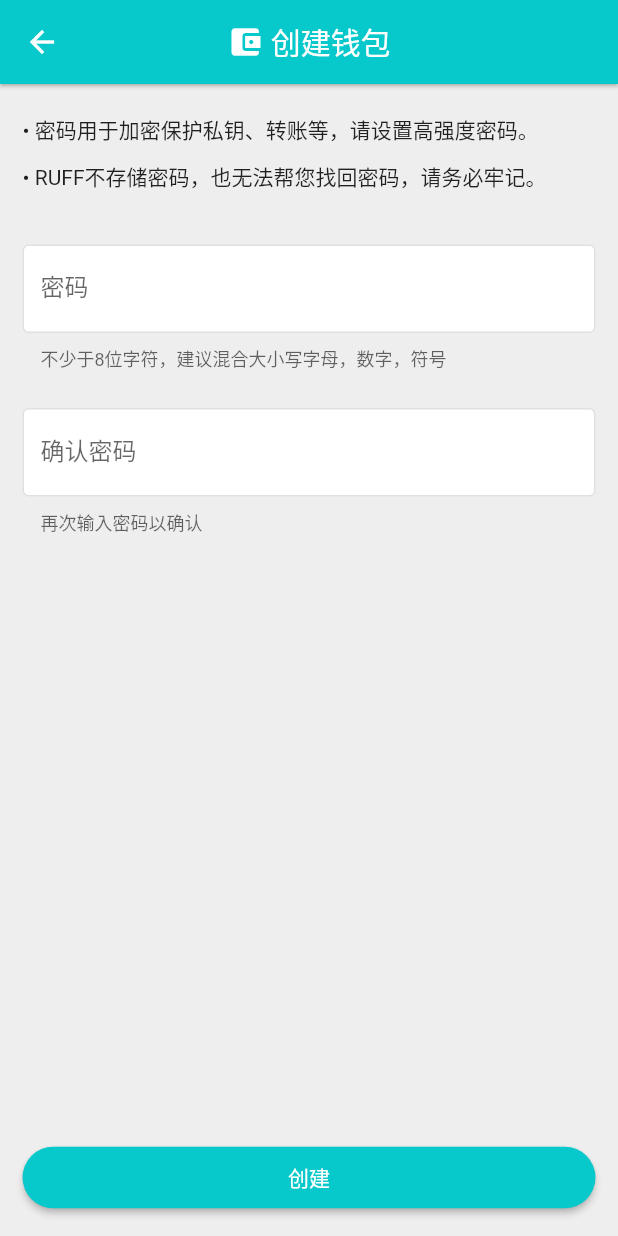
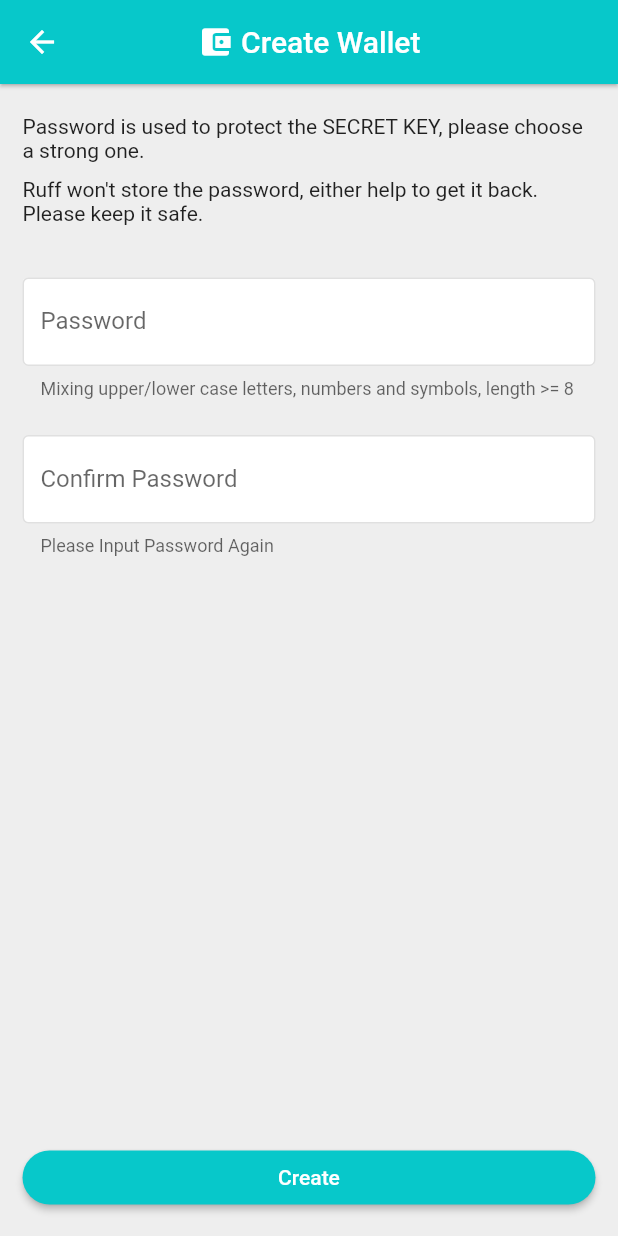
Before and after one commit to ruffchain/wallt-app, a Flutter app: the CreateWalletPage screen opened by its route, on a phone screen of 412 x 824 dp. Run offline on Flutter 3.47's test engine with Material 2 defaults, Android fonts, the phone set to English and light mode, and no system bars; our stand-ins replace date_format, hex, package_info, pub_semver, qr_flutter, shared_preferences; missing offline and left inert: barcode_scan, bip32, bip39, flutter_inappbrowser, flutter_webview_plugin; accounts and stored records are empty; statements that could not run were skipped.

Commit message:
udpate create_wallet l10n text update intl_en.arb

```diff
--- a/lib/common/app_localizations.dart
+++ b/lib/common/app_localizations.dart
@@ -51,6 +51,62 @@ class AppLocalizations {
   String get initWalletSecBtn {
     return Intl.message("Import Wallet", name: 'initWalletSecBtn');
   }
+
+  // createWallet
+  String get createWalletLabelText {
+    return Intl.message("Password", name: 'createWalletLabelText');
+  }
+
+  String get createWalletHelperText {
+    return Intl.message(
+        "Mixing upper/lower case letters, numbers and symbols, length >= 8",
+        name: 'createWalletHelperText');
+  }
+
+  String get createWalletInValidatorEmpty {
+    return Intl.message("Empty password", name: 'createWalletInValidatorEmpty');
+  }
+
+  String get createWalletInValidatorLength {
+    return Intl.message(
+        "Mixing upper/lower case letters, numbers and symbols, length >= 8",
+        name: 'createWalletInValidatorLength');
+  }
+
+  String get createWalletConfirmLabelText {
+    return Intl.message("Confirm Password",
+        name: 'createWalletConfirmLabelText');
+  }
+
+  String get createWalletConfirmHelperText {
+    return Intl.message("Please Input Password Again",
+        name: 'createWalletConfirmHelperText');
+  }
+
+  String get createWalletConfirmValidator {
+    return Intl.message("Password not match",
+        name: 'createWalletConfirmValidator');
+  }
+
+  String get createWalletSubmit {
+    return Intl.message("Create", name: 'createWalletSubmit');
+  }
+
+  String get createWalletTitle {
+    return Intl.message("Create Wallet", name: 'createWalletTitle');
+  }
+
+  String get createWalletInfoLine1 {
+    return Intl.message(
+        "Password is used to protect the SECRET KEY, please choose a strong one. ",
+        name: 'createWalletInfoLine1');
+  }
+
+  String get createWalletInfoLine2 {
+    return Intl.message(
+        "Ruff won't store the password, either help to get it back. Please keep it safe.",
+        name: 'createWalletInfoLine2');
+  }
 }
 
 class AppLocalizationsDelegate extends LocalizationsDelegate<AppLocalizations> {
--- a/lib/common/l10n/intl_en.arb
+++ b/lib/common/l10n/intl_en.arb
@@ -39,5 +39,60 @@
   "@initWalletSecBtn": {
     "type": "text",
     "placeholders": {}
+  },
+  "createWalletLabelText": "Password",
+  "@createWalletLabelText": {
+    "type": "text",
+    "placeholders": {}
+  },
+  "createWalletHelperText": "Mixing upper/lower case letters, numbers and symbols, length >= 8",
+  "@createWalletHelperText": {
+    "type": "text",
+    "placeholders": {}
+  },
+  "createWalletInValidatorEmpty": "Empty password",
+  "@createWalletInValidatorEmpty": {
+    "type": "text",
+    "placeholders": {}
+  },
+  "createWalletInValidatorLength": "Mixing upper/lower case letters, numbers and symbols, length >= 8",
+  "@createWalletInValidatorLength": {
+    "type": "text",
+    "placeholders": {}
+  },
+  "createWalletConfirmLabelText": "Confirm Password",
+  "@createWalletConfirmLabelText": {
+    "type": "text",
+    "placeholders": {}
+  },
+  "createWalletConfirmHelperText": "Please Input Password Again",
+  "@createWalletConfirmHelperText": {
+    "type": "text",
+    "placeholders": {}
+  },
+  "createWalletConfirmValidator": "Password not match",
+  "@createWalletConfirmValidator": {
+    "type": "text",
+    "placeholders": {}
+  },
+  "createWalletSubmit": "Create",
+  "@createWalletSubmit": {
+    "type": "text",
+    "placeholders": {}
+  },
+  "createWalletTitle": "Create Wallet",
+  "@createWalletTitle": {
+    "type": "text",
+    "placeholders": {}
+  },
+  "createWalletInfoLine1": "Password is used to protect the SECRET KEY, please choose a strong one. ",
+  "@createWalletInfoLine1": {
+    "type": "text",
+    "placeholders": {}
+  },
+  "createWalletInfoLine2": "Ruff won't store the password, either help to get it back. Please keep it safe.",
+  "@createWalletInfoLine2": {
+    "type": "text",
+    "placeholders": {}
   }
 }
--- a/lib/common/l10n/messages_en.dart
+++ b/lib/common/l10n/messages_en.dart
@@ -20,13 +20,38 @@ class MessageLookup extends MessageLookupByLibrary {
   String get localeName => 'en';
 
   final messages = _notInlinedMessages(_notInlinedMessages);
-  static _notInlinedMessages(_) => <String, Function> {
-    "hello" : MessageLookupByLibrary.simpleMessage("Hello"),
-    "initWalletPrimBtn" : MessageLookupByLibrary.simpleMessage("Create Wallet"),
-    "initWalletSecBtn" : MessageLookupByLibrary.simpleMessage("Import Wallet"),
-    "termsAgree" : MessageLookupByLibrary.simpleMessage("Agree"),
-    "termsAgreeConfirm" : MessageLookupByLibrary.simpleMessage("I have carefully read and agree to the above agreement "),
-    "termsPrimary" : MessageLookupByLibrary.simpleMessage("Loading failed, please try again."),
-    "title" : MessageLookupByLibrary.simpleMessage("Ruff Wallet")
-  };
+  static _notInlinedMessages(_) => <String, Function>{
+        "createWalletConfirmHelperText":
+            MessageLookupByLibrary.simpleMessage("Please Input Password Again"),
+        "createWalletConfirmLabelText":
+            MessageLookupByLibrary.simpleMessage("Confirm Password"),
+        "createWalletConfirmValidator":
+            MessageLookupByLibrary.simpleMessage("Password not match"),
+        "createWalletHelperText": MessageLookupByLibrary.simpleMessage(
+            "Mixing upper/lower case letters, numbers and symbols, length >= 8"),
+        "createWalletInValidatorEmpty":
+            MessageLookupByLibrary.simpleMessage("Empty password"),
+        "createWalletInValidatorLength": MessageLookupByLibrary.simpleMessage(
+            "Mixing upper/lower case letters, numbers and symbols, length >= 8"),
+        "createWalletInfoLine1": MessageLookupByLibrary.simpleMessage(
+            "Password is used to protect the SECRET KEY, please choose a strong one. "),
+        "createWalletInfoLine2": MessageLookupByLibrary.simpleMessage(
+            "Ruff won\'t store the password, either help to get it back. Please keep it safe."),
+        "createWalletLabelText":
+            MessageLookupByLibrary.simpleMessage("Password"),
+        "createWalletSubmit": MessageLookupByLibrary.simpleMessage("Create"),
+        "createWalletTitle":
+            MessageLookupByLibrary.simpleMessage("Create Wallet"),
+        "hello": MessageLookupByLibrary.simpleMessage("Hello"),
+        "initWalletPrimBtn":
+            MessageLookupByLibrary.simpleMessage("Create Wallet"),
+        "initWalletSecBtn":
+            MessageLookupByLibrary.simpleMessage("Import Wallet"),
+        "termsAgree": MessageLookupByLibrary.simpleMessage("Agree"),
+        "termsAgreeConfirm": MessageLookupByLibrary.simpleMessage(
+            "I have carefully read and agree to the above agreement "),
+        "termsPrimary": MessageLookupByLibrary.simpleMessage(
+            "Loading failed, please try again."),
+        "title": MessageLookupByLibrary.simpleMessage("Ruff Wallet")
+      };
 }
--- a/lib/pages/create_wallet.dart
+++ b/lib/pages/create_wallet.dart
@@ -2,6 +2,7 @@ import 'package:flutter/material.dart';
 import 'package:ruff_wallet/components/button.dart';
 import 'package:ruff_wallet/components/text_form_field.dart';
 import 'package:ruff_wallet/pages/backup_mnemonic.dart';
+import '../common/app_localizations.dart';
 
 class CreateWalletPage extends StatefulWidget {
   static const String routeName = 'CreateWalletPage';
@@ -46,24 +47,32 @@ class _CreateWalletPageState extends State<CreateWalletPage> {
         children: [
           CustomTextField(
             controller: _passwordController,
-            labelText: '密码',
-            helperText: '不少于8位字符，建议混合大小写字母，数字，符号',
-            obscureText: true,
+            labelText: AppLocalizations.of(context).createWalletLabelText,
+            helperText: AppLocalizations.of(context).createWalletHelperText,
+            obscureText: false,
+            maxLines: 1,
             validator: (value) {
-              if (value.isEmpty) return '密码不能为空';
-              if (value.length < 8) return '不少于8位字符，建议混合大小写字母，数字，符号';
+              if (value.isEmpty)
+                return AppLocalizations.of(context)
+                    .createWalletInValidatorEmpty;
+              if (value.length < 8)
+                return AppLocalizations.of(context)
+                    .createWalletInValidatorLength;
               return null;
             },
           ),
           const SizedBox(height: 24.0),
           CustomTextField(
             controller: _passwordConfirmController,
-            labelText: '确认密码',
-            helperText: '再次输入密码以确认',
+            labelText:
+                AppLocalizations.of(context).createWalletConfirmLabelText,
+            helperText:
+                AppLocalizations.of(context).createWalletConfirmHelperText,
             obscureText: true,
             validator: (value) {
               if (_passwordConfirmController.text != _passwordController.text)
-                return '密码不一致';
+                return AppLocalizations.of(context)
+                    .createWalletConfirmValidator;
               return null;
             },
           ),
@@ -74,7 +83,7 @@ class _CreateWalletPageState extends State<CreateWalletPage> {
     Widget submitButton = SizedBox(
       width: double.infinity,
       child: myPrimaryButton(
-        '创建',
+        AppLocalizations.of(context).createWalletSubmit,
         onPressed: () {
           if (_formKey.currentState.validate()) {
             Navigator.of(context).pushNamed(BackupMnemonicPage.routeName,
@@ -93,7 +102,7 @@ class _CreateWalletPageState extends State<CreateWalletPage> {
           children: <Widget>[
             Icon(Icons.account_balance_wallet),
             Container(width: 5),
-            Text('创建钱包')
+            Text(AppLocalizations.of(context).createWalletTitle)
           ],
         ),
         centerTitle: true,
@@ -111,8 +120,10 @@ class _CreateWalletPageState extends State<CreateWalletPage> {
                       Column(
                         crossAxisAlignment: CrossAxisAlignment.start,
                         children: [
-                          infoLine('• 密码用于加密保护私钥、转账等，请设置高强度密码。'),
-                          infoLine('• RUFF不存储密码，也无法帮您找回密码，请务必牢记。'),
+                          infoLine(AppLocalizations.of(context)
+                              .createWalletInfoLine1),
+                          infoLine(AppLocalizations.of(context)
+                              .createWalletInfoLine2),
                           Container(height: 30),
                           form,
                         ],
```
Also changed, not shown: lib/common/l10n/intl_messages.arb (+56 -1 lines), lib/common/l10n/intl_zh.arb (+55 -0 lines), lib/common/l10n/messages_all.dart (+6 -5 lines), lib/common/l10n/messages_zh.dart (+11 -0 lines).
